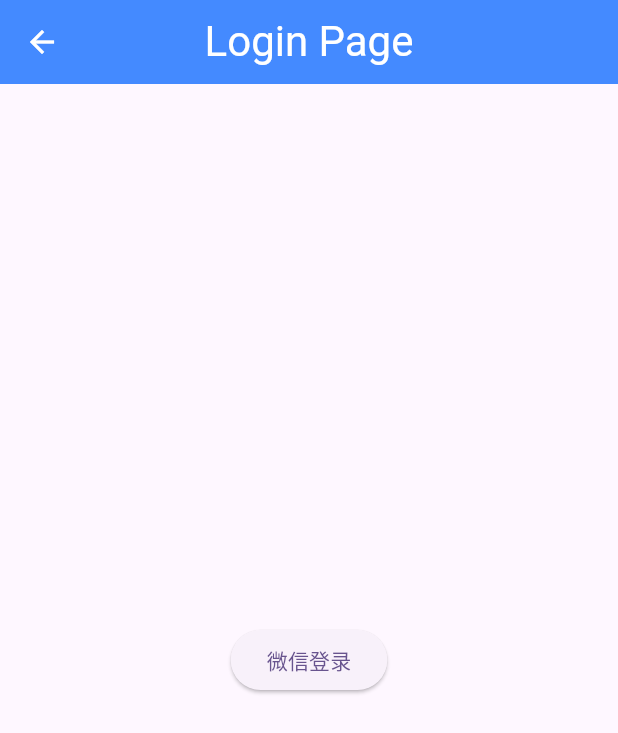
After one commit to liusuxian/first_flutter_app, a Flutter app: the screen it shows after launch, after a tap on "Open UserProfile Page", on a phone screen of 412 x 824 dp. The commit adds this screen. Shown: the top 733 px of the screen. Run offline on Flutter 3.47's test engine with Material 3 defaults, Android fonts, the phone set to English and light mode, and no system bars.

Commit message:
更新代码

```diff
--- a/lib/main.dart
+++ b/lib/main.dart
@@ -1,4 +1,5 @@
 import 'package:flutter/material.dart';
+import 'dart:developer' as developer;
 import 'package:first_flutter_app/page/home/home.dart';
 import 'package:first_flutter_app/page/counter/counter.dart';
 import 'package:first_flutter_app/page/state/state.dart';
@@ -7,6 +8,8 @@ import 'package:first_flutter_app/page/state/tap_box_b.dart';
 import 'package:first_flutter_app/page/state/tap_box_c.dart';
 import 'package:first_flutter_app/page/cupertino/cupertino.dart';
 import 'package:first_flutter_app/page/route/tip_route.dart';
+import 'package:first_flutter_app/page/not_found/not_found.dart';
+import 'package:first_flutter_app/page/login/login.dart';
 
 void main() {
   runApp(const MyApp());
@@ -40,7 +43,7 @@ class MyApp extends StatelessWidget {
         // tested with just a hot reload.
         colorScheme: ColorScheme.fromSeed(seedColor: Colors.deepPurple),
       ),
-      // 注册路由表
+      // 简单路由用 routes
       routes: {
         // 注册首页路由
         "/": (context) => NewHomePage(title: 'Flutter Home Page'),
@@ -56,6 +59,15 @@ class MyApp extends StatelessWidget {
             text: ModalRoute.of(context)!.settings.arguments as String,
           );
         },
+        "login": (context) => LoginPage(title: "Login Page"),
+      },
+      // 复杂路由用 onGenerateRoute
+      onGenerateRoute: RouteManager.generateRoute,
+      // 404 处理
+      onUnknownRoute: (settings) {
+        return MaterialPageRoute(
+          builder: (context) => NotFoundPage(title: "页面不存在"),
+        );
       },
       // home: const MyHomePage(title: 'Flutter Demo Home Page'),
       // home: const NewHomePage(title: 'Flutter Home Page'),
@@ -148,3 +160,50 @@ class _MyHomePageState extends State<MyHomePage> {
     );
   }
 }
+
+// 将路由管理单独抽取到一个类中
+class RouteManager {
+  static Route<dynamic>? generateRoute(RouteSettings settings) {
+    // 记录路由日志
+    developer.log("导航到: ${settings.name}", name: 'my.app');
+    // 权限检查
+    bool isLoggedIn = false;
+    bool isAdmin = false;
+
+    switch (settings.name) {
+      // 需要登录的路由
+      case "user_profile":
+      case "user_favorites":
+        if (!isLoggedIn) {
+          return _buildRoute(LoginPage(title: "Login Page"), settings);
+        }
+        return _routeByName(settings.name!, settings);
+      // 需要管理员权限的路由
+      case "admin_dashboard":
+      case "admin_users":
+        if (!isAdmin) {
+          return _buildRoute(LoginPage(title: "Login Page"), settings);
+        }
+        return _routeByName(settings.name!, settings);
+      // 动态参数路由
+      case "product_detail":
+        String text = settings.arguments as String;
+        return _buildRoute(TipRoute(text: text), settings);
+      default:
+        return null; // 交给 onUnknownRoute 处理
+    }
+  }
+
+  static Route<dynamic> _buildRoute(Widget page, RouteSettings settings) {
+    return MaterialPageRoute(builder: (context) => page, settings: settings);
+  }
+
+  static Route<dynamic>? _routeByName(String name, RouteSettings settings) {
+    switch (name) {
+      case "user_profile":
+        return _buildRoute(LoginPage(title: "Login Page"), settings);
+      default:
+        return null;
+    }
+  }
+}
--- a/lib/page/home/home.dart
+++ b/lib/page/home/home.dart
@@ -148,6 +148,20 @@ class _NewHomePageState extends State<NewHomePage> {
                 // );
               },
             ),
+            TextButton(
+              child: Text("Open NotFound Page"),
+              onPressed: () {
+                // 导航到新路由
+                Navigator.pushNamed(context, "not_found");
+              },
+            ),
+            TextButton(
+              child: Text("Open UserProfile Page"),
+              onPressed: () {
+                // 导航到新路由
+                Navigator.pushNamed(context, "user_profile");
+              },
+            ),
           ],
         ),
       ),
--- /dev/null
+++ b/lib/page/login/login.dart
@@ -0,0 +1,53 @@
+import 'package:flutter/material.dart';
+
+class LoginPage extends StatefulWidget {
+  const LoginPage({
+    super.key,
+    required this.title,
+    this.titleColor = Colors.white,
+    this.backgroundColor = Colors.blueAccent,
+  });
+
+  final String title;
+  final Color titleColor;
+  final Color backgroundColor;
+
+  @override
+  State<LoginPage> createState() => _LoginPageState();
+}
+
+class _LoginPageState extends State<LoginPage> {
+  @override
+  Widget build(BuildContext context) {
+    return Scaffold(
+      appBar: AppBar(
+        leading: IconButton(
+          icon: Icon(Icons.arrow_back, color: widget.titleColor),
+          onPressed: () => Navigator.of(context).pop(),
+        ),
+        backgroundColor: widget.backgroundColor,
+        title: Text(
+          widget.title,
+          style: TextStyle(
+            color: widget.titleColor,
+            fontSize: Theme.of(context).textTheme.headlineMedium?.fontSize,
+          ),
+        ),
+        centerTitle: true,
+      ),
+      body: Center(
+        child: Column(
+          mainAxisAlignment: MainAxisAlignment.center,
+          children: <Widget>[
+            ElevatedButton(
+              onPressed: () {
+                // 登录
+              },
+              child: Text("微信登录"),
+            ),
+          ],
+        ),
+      ),
+    );
+  }
+}
```
Also changed, not shown: lib/page/not_found/not_found.dart (added, +41 -0 lines).
